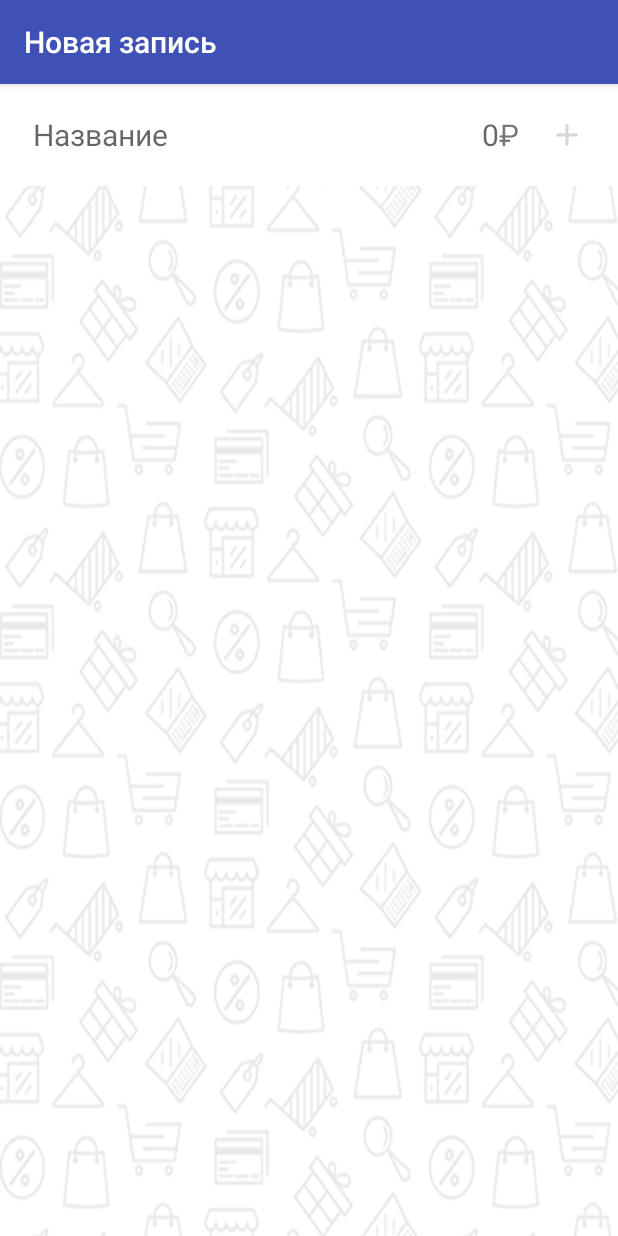
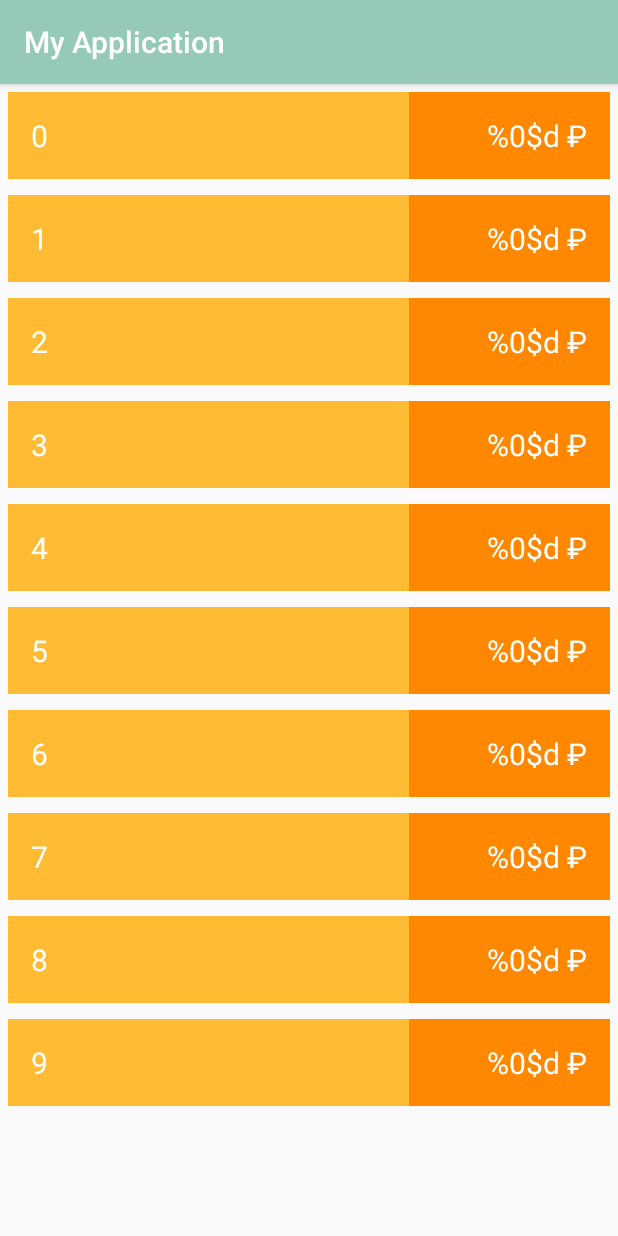
Before and after one commit to CheshenkoVladislav/LoftSchool, an Android app: the screen it shows after launch (MainActivity before the commit, ItemListActivity after it), on a phone screen of 412 x 824 dp. Run offline under Robolectric (Android 15) with nearby library versions, the phone set to English and light mode, and no system bars; 1 statement that could not run was skipped.

Commit message:
homeWork3

```diff
--- a/MyApplication/app/build.gradle
+++ b/MyApplication/app/build.gradle
@@ -23,6 +23,7 @@ dependencies {
     implementation fileTree(include: ['*.jar'], dir: 'libs')
     implementation 'com.android.support:appcompat-v7:26.1.0'
     implementation 'com.android.support.constraint:constraint-layout:1.0.2'
+    implementation 'com.android.support:design:26.1.0'
     testImplementation 'junit:junit:4.12'
     androidTestImplementation 'com.android.support.test:runner:1.0.1'
     androidTestImplementation 'com.android.support.test.espresso:espresso-core:3.0.1'
--- a/MyApplication/app/src/main/AndroidManifest.xml
+++ b/MyApplication/app/src/main/AndroidManifest.xml
@@ -9,12 +9,17 @@
         android:roundIcon="@mipmap/ic_launcher_round"
         android:supportsRtl="true"
         android:theme="@style/AppTheme">
-        <activity android:name=".MainActivity" android:label="@string/mainActivityLabel">
-            <intent-filter>
-                <action android:name="android.intent.action.MAIN" />
+        <activity
+            android:name=".MainActivity"
+            android:label="@string/mainActivityLabel"
+        />
+        <activity
+            android:name=".ItemListActivity">
+        <intent-filter>
+            <action android:name="android.intent.action.MAIN" />
 
-                <category android:name="android.intent.category.LAUNCHER" />
-            </intent-filter>
+            <category android:name="android.intent.category.LAUNCHER" />
+        </intent-filter>
         </activity>
     </application>
 
--- /dev/null
+++ b/MyApplication/app/src/main/java/com/example/vladislav/myapplication/Item.java
@@ -0,0 +1,22 @@
+package com.example.vladislav.myapplication;
+
+/**
+ * Created by vladislav on 14.03.18.
+ */
+
+public class Item {
+    private final String name;
+    private final int price;
+
+    public int getPrice() {
+        return price;
+    }
+    public String getName() {
+        return name;
+    }
+
+    public Item(String name, int price) {
+        this.name = name;
+        this.price = price;
+    }
+}
--- /dev/null
+++ b/MyApplication/app/src/main/java/com/example/vladislav/myapplication/ItemListActivity.java
@@ -0,0 +1,75 @@
+package com.example.vladislav.myapplication;
+
+import android.support.v7.app.AppCompatActivity;
+import android.os.Bundle;
+import android.support.v7.widget.LinearLayoutManager;
+import android.support.v7.widget.RecyclerView;
+import android.view.LayoutInflater;
+import android.view.View;
+import android.view.ViewGroup;
+import android.widget.TextView;
+
+import java.util.ArrayList;
+import java.util.List;
+
+public class ItemListActivity extends AppCompatActivity {
+    static List<Item> itemList = new ArrayList<>();
+    RecyclerView recyclerView;
+    ItemAdapter adapter;
+    String forAddRubleSign;
+
+    @Override
+    protected void onCreate(Bundle savedInstanceState) {
+        super.onCreate(savedInstanceState);
+        setContentView(R.layout.item_list);
+        setData();
+            recyclerView = findViewById(R.id.recycler);
+            recyclerView.setLayoutManager(new LinearLayoutManager(this));
+            adapter = new ItemAdapter();
+            recyclerView.setAdapter(adapter);
+        }
+
+    private void setData() {
+        for (int i = 0; i < 10; i++) {
+            itemList.add(new Item(i + " ", i));
+        }
+    }
+    class ItemAdapter extends RecyclerView.Adapter<ItemViewHolder> {
+
+        @Override
+        public ItemViewHolder onCreateViewHolder(ViewGroup parent, int viewType) {
+            View view = LayoutInflater.from(parent.getContext()).inflate(R.layout.item_activity, parent, false);
+            return new ItemViewHolder(view);
+        }
+
+        @Override
+        public void onBindViewHolder(ItemViewHolder holder, int position) {
+            Item item = ItemListActivity.itemList.get(position);
+            holder.applyData(item);
+        }
+
+        @Override
+        public int getItemCount() {
+            return ItemListActivity.itemList.size();
+        }
+
+    }
+    private class ItemViewHolder extends RecyclerView.ViewHolder{
+
+        private TextView holderName;
+        private TextView holderPrice;
+
+        public ItemViewHolder(View itemView) {
+            super(itemView);
+            holderName = itemView.findViewById(R.id.nameView);
+            holderPrice = itemView.findViewById(R.id.priceView);
+        }
+
+        private void applyData(Item item) {
+            forAddRubleSign = getResources().getString(R.string.price);
+            holderName.setText(item.getName());
+            holderPrice.setText(String.format(forAddRubleSign,item.getPrice()));
+        }
+    }
+
+}
--- a/MyApplication/app/src/main/java/com/example/vladislav/myapplication/MainActivity.java
+++ b/MyApplication/app/src/main/java/com/example/vladislav/myapplication/MainActivity.java
@@ -11,7 +11,6 @@ import android.widget.Button;
 import android.widget.EditText;
 
 public class MainActivity extends AppCompatActivity {
-    private static final String TAG = "MainActivity";
     private EditText name;
     private EditText price;
     private Button addPosition;
--- a/MyApplication/app/src/main/res/layout/activity_main.xml
+++ b/MyApplication/app/src/main/res/layout/activity_main.xml
@@ -26,7 +26,7 @@
         <EditText
             android:background="@android:color/transparent"
             android:inputType="number"
-            android:hint="@string/Price"
+            android:hint="@string/price"
             android:lines="1"
             android:textSize="@dimen/textSize"
             android:gravity="right"
--- /dev/null
+++ b/MyApplication/app/src/main/res/layout/item_activity.xml
@@ -0,0 +1,37 @@
+<?xml version="1.0" encoding="utf-8"?>
+<LinearLayout
+    xmlns:tools="http://schemas.android.com/tools"
+    xmlns:android="http://schemas.android.com/apk/res/android"
+    android:layout_width="match_parent"
+    android:layout_height="wrap_content"
+    android:orientation="horizontal"
+    android:layout_margin="5dp"
+    >
+
+    <TextView
+        android:id="@+id/nameView"
+        android:layout_weight="4"
+        android:background="@android:color/holo_orange_light"
+        android:layout_width="@dimen/widthNameTextViev"
+        android:layout_height="match_parent"
+        android:textSize="@dimen/textSize"
+        android:gravity="center_vertical"
+        android:paddingLeft="@dimen/paddingNameTextView"
+        android:text="@string/name"
+        android:textColor="@android:color/white"/>
+
+    <TextView
+        android:id="@+id/priceView"
+        android:lines="1"
+        android:layout_weight="2"
+        android:gravity="right"
+        android:background="@android:color/holo_orange_dark"
+        android:layout_width="@dimen/widthNameTextViev"
+        android:layout_height="match_parent"
+        android:textSize="@dimen/textSize"
+        android:padding="15dp"
+        android:text="@string/price"
+        android:textColor="@android:color/white"/>
+
+
+</LinearLayout>
--- /dev/null
+++ b/MyApplication/app/src/main/res/layout/item_list.xml
@@ -0,0 +1,15 @@
+<?xml version="1.0" encoding="utf-8"?>
+<FrameLayout xmlns:android="http://schemas.android.com/apk/res/android"
+    xmlns:app="http://schemas.android.com/apk/res-auto"
+    xmlns:tools="http://schemas.android.com/tools"
+    android:layout_width="match_parent"
+    android:layout_height="match_parent"
+    tools:context="com.example.vladislav.myapplication.ItemListActivity">
+
+    <android.support.v7.widget.RecyclerView
+        android:id="@+id/recycler"
+        android:layout_height="match_parent"
+        android:layout_width="match_parent"
+        tools:listitem="@layout/item_activity"/>
+
+</FrameLayout>
--- a/MyApplication/app/src/main/res/values/colors.xml
+++ b/MyApplication/app/src/main/res/values/colors.xml
@@ -1,7 +1,7 @@
 <?xml version="1.0" encoding="utf-8"?>
 <resources>
-    <color name="colorPrimary">#3F51B5</color>
-    <color name="colorPrimaryDark">#303F9F</color>
+    <color name="colorPrimary">#95c9b8</color>
+    <color name="colorPrimaryDark">#95c9b8</color>
     <color name="colorAccent">#FF4081</color>
     <color name="colorAddPanel">#FFFF</color>
 </resources>
--- a/MyApplication/app/src/main/res/values/dimens.xml
+++ b/MyApplication/app/src/main/res/values/dimens.xml
@@ -8,4 +8,8 @@
     <dimen name="btnWidth">24dp</dimen>
     <dimen name="btnHeight">24dp</dimen>
     <dimen name="btnMarginRight">22dp</dimen>
+    <dimen name="itemNamePadding">16dp</dimen>
+    <dimen name="itemPricePadding">16dp</dimen>
+    <dimen name="widthNameTextViev">0dp</dimen>
+    <dimen name="paddingNameTextView">15dp</dimen>
 </resources>
--- a/MyApplication/app/src/main/res/values/strings.xml
+++ b/MyApplication/app/src/main/res/values/strings.xml
@@ -1,7 +1,8 @@
 <resources>
     <string name="app_name">My Application</string>
     <string name="name">Название</string>
-    <string name="Price">0</string>
+    <string name="price">%0$d ₽</string>
     <string name="mainActivityLabel">Новая запись</string>
     <string name="rubleSign">₽</string>
+    <string name="budgetCount">Учёт бюджета</string>
 </resources>
```
Also changed, not shown: 9 other files.
